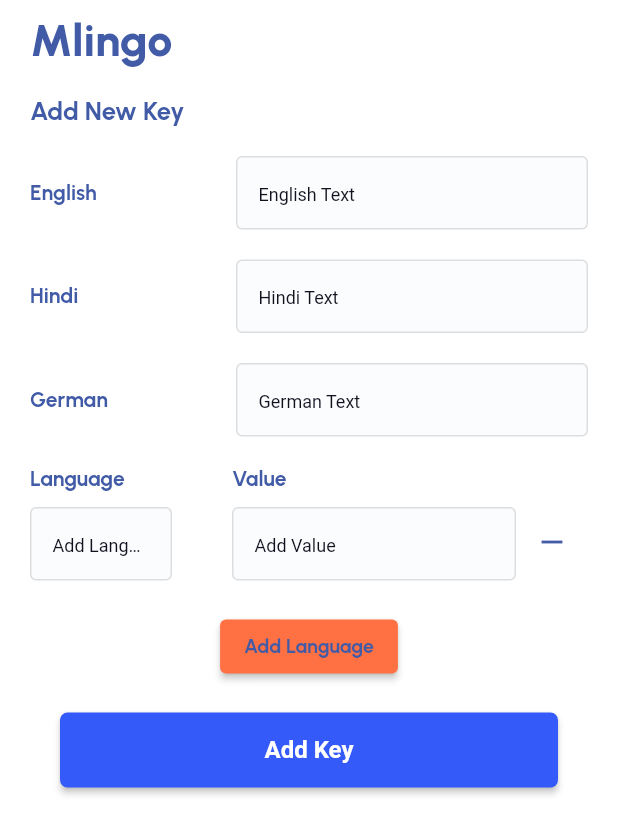
After one commit to SaygeCodeHub/mlingo, a Flutter app: the AddNewKey screen opened directly, after a tap on "Add Language", on a phone screen of 412 x 824 dp. The commit adds this screen. Shown: the top 834 px of the screen. Run offline on Flutter 3.47's test engine with Material 3 defaults, Android fonts, the phone set to English and light mode, and no system bars; Roboto replaces fonts that are missing (PT_Sans); project files that could hold a hidden picture were left out.

Commit message:
MA-03: Implement Keys Form screen UI.

```diff
--- a/lib/configs/app_dimensions.dart
+++ b/lib/configs/app_dimensions.dart
@@ -11,3 +11,9 @@
 const double kBackIconSize = 25;
 const double kTextFormFieldPadding = 15;
 const double kElevatedButtonHeight = 50;
+const double kFormContainerHeight = 1000;
+const double kFormContainerWidth = 500;
+const double kHintTextSize = 12;
+const double kFormSizedBoxHeight = 20;
+const double kFormPadding = 16;
+const double kMlingoTop = 8;
--- a/lib/configs/new_app_theme.dart
+++ b/lib/configs/new_app_theme.dart
@@ -128,4 +128,34 @@
     return const TextStyle(
         fontSize: 20, fontWeight: FontWeight.w700, color: Colors.black38);
   }
+
+  TextStyle get formHeadingTextStyle {
+    return const TextStyle(
+      fontSize: 17, fontWeight: FontWeight.w700, color: AppColor.darkBlue, fontFamily: "Urbanist");
+  }
+
+  TextStyle get textFieldLabelTextStyle {
+    return const TextStyle(
+        fontSize: 14, color: AppColor.darkBlue, fontWeight: FontWeight.w700,fontFamily: "Urbanist");
+  }
+
+  TextStyle get statusTextTextStyle {
+    return const TextStyle(
+        color: AppColor.darkBlue,fontWeight: FontWeight.w700,fontFamily: "Urbanist",fontSize: 13);
+  }
+
+  TextStyle get submitButtonTextStyle {
+    return const TextStyle(
+        fontFamily:"Urbanist",fontSize: 13,color: AppColor.darkBlue,fontWeight: FontWeight.w700);
+  }
+
+  TextStyle get mlingoTextStyle {
+    return const TextStyle(
+      fontFamily: "Urbanist",
+      fontWeight: FontWeight.w900,
+      fontSize: 30,
+      color: AppColor.darkBlue,
+    );
+  }
+
 }
--- a/lib/main.dart
+++ b/lib/main.dart
@@ -1,4 +1,5 @@
 import 'package:flutter/material.dart';
+import 'package:mlingo/configs/new_app_theme.dart';
 import 'package:mlingo/screens/dashboard/dashboard_screen.dart';
 
 void main() {
@@ -10,7 +11,9 @@
 
   @override
   Widget build(BuildContext context) {
-    return const MaterialApp(
-        debugShowCheckedModeBanner: false, home: DashboardScreen());
+    return MaterialApp(
+        theme: newAppTheme,
+        debugShowCheckedModeBanner: false,
+        home: const DashboardScreen());
   }
 }
--- a/lib/screens/dashboard/dashboard_screen.dart
+++ b/lib/screens/dashboard/dashboard_screen.dart
@@ -60,14 +60,22 @@
                             crossAxisAlignment: CrossAxisAlignment.center,
                             children: [
                               if (constraints.maxWidth > 600)
-                              Text(StringConstants.kMlingo,
-                                  style: Theme.of(context)
-                                      .textTheme
-                                      .dataTableNameTextStyle
-                                      .copyWith(fontFamily: "Urbanist",fontWeight: FontWeight.w900)),
+                                Text(StringConstants.kMlingo,
+                                    style: Theme.of(context)
+                                        .textTheme
+                                        .dataTableNameTextStyle
+                                        .copyWith(
+                                            fontFamily: "Urbanist",
+                                            fontWeight: FontWeight.w900)),
                               const Spacer(),
                               PrimaryButton(
-                                  onPressed: () {},
+                                  onPressed: () {
+                                    // Navigator.push(
+                                    //     context,
+                                    //     MaterialPageRoute(
+                                    //         builder: (context) =>
+                                    //             AddKeyForm()));
+                                  },
                                   buttonTitle: StringConstants.kAdd,
                                   buttonWidth: kAddButtonWidth)
                             ]),
--- /dev/null
+++ b/lib/screens/translation_form/key_form_screen.dart
@@ -0,0 +1,58 @@
+import 'package:flutter/material.dart';
+import 'package:mlingo/configs/app_color.dart';
+import 'package:mlingo/configs/new_app_theme.dart';
+import 'package:mlingo/screens/translation_form/widgets/add_new_language.dart';
+import 'package:mlingo/screens/translation_form/widgets/language_field.dart';
+import 'package:mlingo/widgets/primary_button.dart';
+import '../../configs/app_dimensions.dart';
+import '../../utils/constants/string_constants.dart';
+
+class AddNewKey extends StatelessWidget {
+  const AddNewKey({super.key});
+
+  @override
+  Widget build(BuildContext context) {
+    return Scaffold(
+        backgroundColor: AppColor.white,
+        body: SingleChildScrollView(
+            physics: const BouncingScrollPhysics(),
+            child: Padding(
+                padding: const EdgeInsets.symmetric(
+                    horizontal: kFormSizedBoxHeight, vertical: kMlingoTop),
+                child: Column(
+                    mainAxisAlignment: MainAxisAlignment.start,
+                    crossAxisAlignment: CrossAxisAlignment.start,
+                    children: [
+                      Text(StringConstants.kMlingo,
+                          style: Theme.of(context).textTheme.mlingoTextStyle),
+                      const SizedBox(height: kFormSizedBoxHeight),
+                      Text(StringConstants.kAddNewKey,
+                          style:
+                              Theme.of(context).textTheme.formHeadingTextStyle),
+                      const SizedBox(height: kFormSizedBoxHeight),
+                      SizedBox(
+                          width: kFormContainerWidth,
+                          child: Form(
+                              child: Column(children: [
+                            const LanguageField(
+                                text: StringConstants.kEnglish,
+                                hintText: StringConstants.kEnglishText),
+                            const SizedBox(height: kFormSizedBoxHeight),
+                            const LanguageField(
+                                text: StringConstants.kHindi,
+                                hintText: StringConstants.kHindiText),
+                            const SizedBox(height: kFormSizedBoxHeight),
+                            const LanguageField(
+                                text: StringConstants.kGerman,
+                                hintText: StringConstants.kGermanText),
+                            const SizedBox(height: kFormSizedBoxHeight),
+                            const AddNewLanguage(),
+                            Padding(
+                                padding: const EdgeInsets.all(20),
+                                child: PrimaryButton(
+                                    onPressed: () {}, buttonTitle: 'Add Key')),
+                            const SizedBox(height: 20)
+                          ])))
+                    ]))));
+  }
+}
--- /dev/null
+++ b/lib/screens/translation_form/widgets/add_new_language.dart
@@ -0,0 +1,56 @@
+import 'dart:developer';
+
+import 'package:flutter/material.dart';
+import 'package:mlingo/configs/new_app_theme.dart';
+
+import '../../../utils/constants/string_constants.dart';
+import 'new_language_field.dart';
+
+class AddNewLanguage extends StatefulWidget {
+
+   const AddNewLanguage({super.key});
+
+  @override
+  State<AddNewLanguage> createState() => _AddNewLanguageState();
+}
+
+class _AddNewLanguageState extends State<AddNewLanguage> {
+  bool showAddLanguageButton = true;
+  int additionalTextFieldsCount = 0;
+
+  @override
+  Widget build(BuildContext context) {
+    return Column(
+      children: [
+        for (int i = 0; i < additionalTextFieldsCount; i++)
+          NewLanguageField(
+            onMinimize: () {
+              setState(() {
+                additionalTextFieldsCount--;
+                log('additionalTextFieldsCount decreased to $additionalTextFieldsCount');
+              });
+            },
+          ),
+        if (showAddLanguageButton)
+          Align(
+            alignment: Alignment.center,
+            child: ElevatedButton(
+              onPressed: () {
+                setState(() {
+                  additionalTextFieldsCount++;
+                  showAddLanguageButton = additionalTextFieldsCount<double.infinity;
+                  log('additionalTextFieldsCount========>$additionalTextFieldsCount');
+                });
+              },
+              child: Text(
+                StringConstants.kNewLang,
+                style: Theme.of(context)
+                    .textTheme
+                    .submitButtonTextStyle,
+              ),
+            ),
+          ),
+      ],
+    );
+  }
+}
--- /dev/null
+++ b/lib/screens/translation_form/widgets/language_field.dart
@@ -0,0 +1,44 @@
+import 'package:flutter/material.dart';
+import 'package:mlingo/configs/new_app_theme.dart';
+import '../../../configs/app_color.dart';
+import '../../../configs/app_dimensions.dart';
+
+class LanguageField extends StatelessWidget {
+  final String text;
+  final String hintText;
+
+  const LanguageField({
+    super.key,
+    required this.hintText,
+    required this.text,
+
+  });
+
+  @override
+  Widget build(BuildContext context) {
+    return Row(
+      crossAxisAlignment: CrossAxisAlignment.center,
+      children: [
+        Expanded( flex: 5,
+          child: Text(text,
+              style: Theme.of(context).textTheme
+                  .textFieldLabelTextStyle),
+        ),
+        const SizedBox(width: 20),
+        Expanded( flex: 10,
+          child: TextFormField(
+            decoration: InputDecoration(
+                isDense: true,
+                contentPadding: const EdgeInsets.all(kTextFormFieldPadding),
+                enabledBorder: const OutlineInputBorder(
+                    borderSide: BorderSide(color: Colors.black12)),
+                border: const OutlineInputBorder(
+                    borderSide: BorderSide(color: Colors.black12)),
+                hintText: hintText,
+                hintStyle: const TextStyle(fontSize: kHintTextSize, color: AppColor.black)),
+          ),
+        ),
+      ],
+    );
+  }
+}
--- /dev/null
+++ b/lib/screens/translation_form/widgets/new_language_field.dart
@@ -0,0 +1,77 @@
+import 'package:flutter/material.dart';
+import 'package:mlingo/configs/new_app_theme.dart';
+import '../../../configs/app_color.dart';
+import '../../../configs/app_dimensions.dart';
+import '../../../utils/constants/string_constants.dart';
+
+class NewLanguageField extends StatefulWidget {
+  final VoidCallback onMinimize;
+  const NewLanguageField({super.key, required this.onMinimize});
+
+  @override
+  State<NewLanguageField> createState() => _NewLanguageFieldState();
+}
+
+class _NewLanguageFieldState extends State<NewLanguageField> {
+  @override
+  Widget build(BuildContext context) {
+    return Column(
+      children: [
+        Row(
+          children: [
+            Expanded(flex: 5,
+              child: Column(
+                crossAxisAlignment: CrossAxisAlignment.start,
+                children: [
+                  Text(StringConstants.kAddNewLangTitle,
+                      style: Theme.of(context).textTheme
+                          .textFieldLabelTextStyle),
+                  const SizedBox(height: 10),
+                  TextFormField(
+                    decoration: const InputDecoration(
+                        isDense: true,
+                        contentPadding: EdgeInsets.all(kTextFormFieldPadding),
+                        enabledBorder: OutlineInputBorder(
+                            borderSide: BorderSide(color: Colors.black12)),
+                        border: OutlineInputBorder(
+                            borderSide: BorderSide(color: Colors.black12)),
+                        hintText: StringConstants.kNewLang,
+                        hintStyle: TextStyle(fontSize: kHintTextSize, color: AppColor.black)),
+                  )],
+              ),
+            ),
+            const SizedBox(width: 40),
+            Expanded(flex: 10,
+              child: Column(
+                crossAxisAlignment: CrossAxisAlignment.start,
+                children: [
+                  Text(StringConstants.kNewLangValue,
+                      style: Theme.of(context).textTheme
+                          .textFieldLabelTextStyle),
+                  const SizedBox(height: 10),
+                  TextFormField(
+                    decoration: const InputDecoration(
+                        isDense: true,
+                        contentPadding: EdgeInsets.all(kTextFormFieldPadding),
+                        enabledBorder: OutlineInputBorder(
+                            borderSide: BorderSide(color: Colors.black12)),
+                        border: OutlineInputBorder(
+                            borderSide: BorderSide(color: Colors.black12)),
+                        hintText: StringConstants.kAddValue,
+                        hintStyle: TextStyle(fontSize: kHintTextSize, color: AppColor.black)),
+                  )],
+              ),
+            ),
+            Padding(
+              padding: const EdgeInsets.only(top: 25),
+              child: IconButton(alignment: Alignment.center,onPressed: (){
+                widget.onMinimize();
+              }, icon: const Icon(Icons.remove)),
+            )
+          ],
+        ),
+    const SizedBox(height: 20)
+    ],
+    );
+  }
+}
--- a/lib/utils/constants/string_constants.dart
+++ b/lib/utils/constants/string_constants.dart
@@ -24,4 +24,19 @@
   static const kOk = "Ok";
   static const kCancel = "Cancel";
   static const kNext = 'Next';
+  static const kAddKey = 'Add Key';
+  static const kKey = 'Key';
+  static const kHindi = 'Hindi';
+  static const kHindiText = 'Hindi Text';
+  static const kEnglish = 'English';
+  static const kEnglishText = 'English Text';
+  static const kGerman = 'German';
+  static const kGermanText = 'German Text';
+  static const kStatus = 'Status';
+  static const kSubmit = 'Submit';
+  static const kAddNewKey = 'Add New Key';
+  static const kNewLang = 'Add Language';
+  static const kAddNewLangTitle = 'Language';
+  static const kNewLangValue = 'Value';
+  static const kAddValue  = 'Add Value';
 }
```
Also changed, not shown: pubspec.yaml (+3 -4 lines), pubspec.lock.
